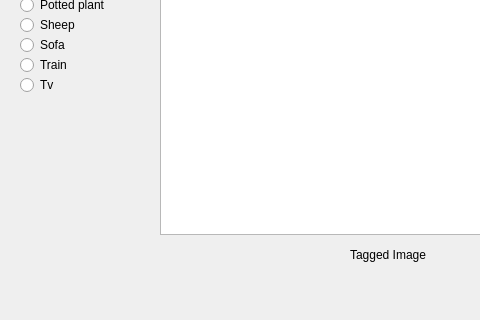
Before: the Qt Designer form GUI.ui in yashchandak/Co-Location-Graph, drawn with Qt 5; both pictures show x 0 to 480 and y 406 to 726 of the 1140 by 726 pixel window.
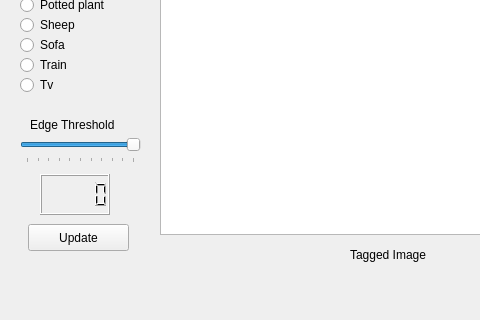
After: the same form once the commit is applied.

Commit message: added garph redraw and slider

Patch:
```diff
--- a/GUI.ui
+++ b/GUI.ui
@@ -465,6 +465,76 @@
     </property>
     <layout class="QVBoxLayout" name="mplvl"/>
    </widget>
+   <widget class="QSlider" name="horizontalSlider">
+    <property name="geometry">
+     <rect>
+      <x>20</x>
+      <y>540</y>
+      <width>121</width>
+      <height>29</height>
+     </rect>
+    </property>
+    <property name="maximum">
+     <number>100</number>
+    </property>
+    <property name="singleStep">
+     <number>0</number>
+    </property>
+    <property name="pageStep">
+     <number>10</number>
+    </property>
+    <property name="value">
+     <number>100</number>
+    </property>
+    <property name="sliderPosition">
+     <number>100</number>
+    </property>
+    <property name="orientation">
+     <enum>Qt::Horizontal</enum>
+    </property>
+    <property name="invertedAppearance">
+     <bool>false</bool>
+    </property>
+    <property name="tickPosition">
+     <enum>QSlider::TicksBelow</enum>
+    </property>
+   </widget>
+   <widget class="QPushButton" name="pushButton_2">
+    <property name="geometry">
+     <rect>
+      <x>28</x>
+      <y>630</y>
+      <width>101</width>
+      <height>27</height>
+     </rect>
+    </property>
+    <property name="text">
+     <string>Update</string>
+    </property>
+   </widget>
+   <widget class="QLabel" name="label_5">
+    <property name="geometry">
+     <rect>
+      <x>30</x>
+      <y>520</y>
+      <width>121</width>
+      <height>21</height>
+     </rect>
+    </property>
+    <property name="text">
+     <string>Edge Threshold</string>
+    </property>
+   </widget>
+   <widget class="QLCDNumber" name="lcdNumber">
+    <property name="geometry">
+     <rect>
+      <x>40</x>
+      <y>580</y>
+      <width>70</width>
+      <height>41</height>
+     </rect>
+    </property>
+   </widget>
   </widget>
   <widget class="QMenuBar" name="menubar">
    <property name="geometry">
```
The commit also changes 4 other files.
